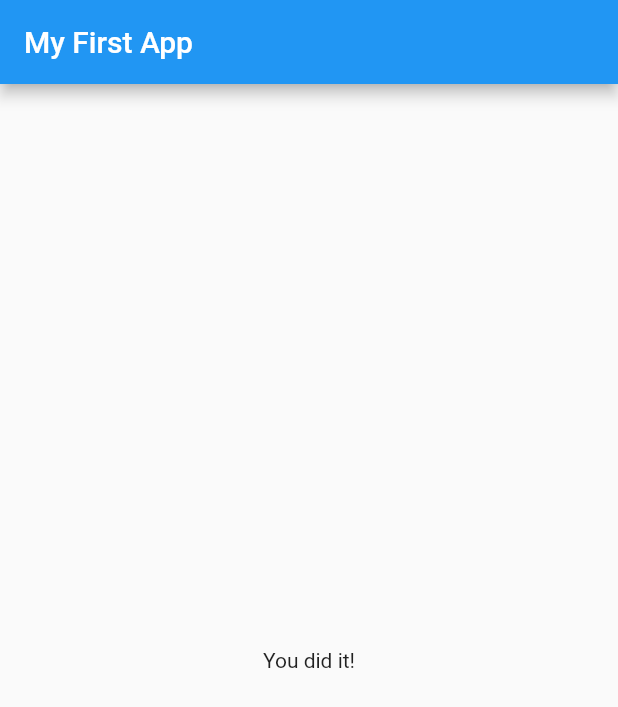
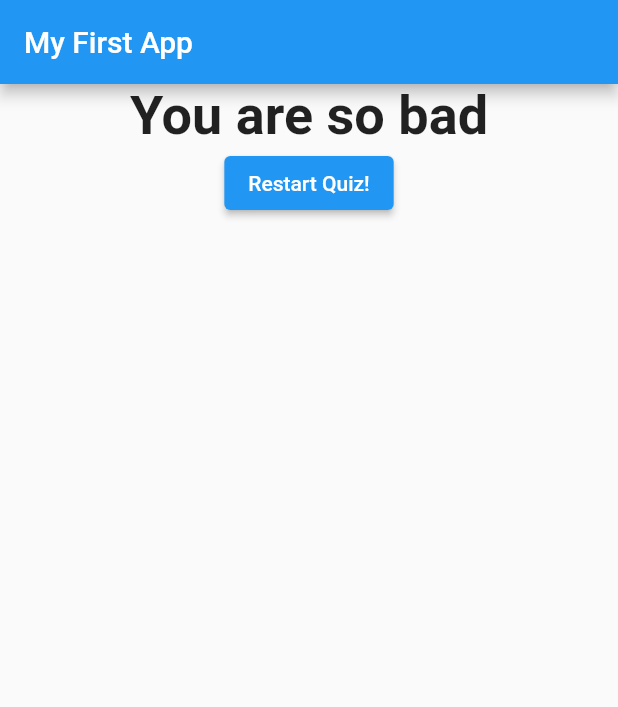
Before and after one commit to KusalNayanajith99/Simple_Quiz_App, a Flutter app: the screen it shows after launch, after a tap on "Black", after a tap on "Snake", after a tap on "Anne", on a phone screen of 412 x 824 dp. Shown: the top 707 px of the screen. Run offline on Flutter 3.47's test engine with Material 2 defaults, Android fonts, the phone set to English and light mode, and no system bars.

Commit message:
initial update

```diff
--- a/lib/answer.dart
+++ b/lib/answer.dart
@@ -3,8 +3,9 @@ import 'package:flutter/material.dart';
 class Answer extends StatelessWidget {
   final VoidCallback selectHandler;
   final String answerText;
+  final int score;
 
-  Answer(this.selectHandler, this.answerText);
+  Answer(this.selectHandler, this.answerText, this.score);
 
   @override
   Widget build(BuildContext context) {
--- a/lib/main.dart
+++ b/lib/main.dart
@@ -26,22 +26,51 @@ class _MyAppState extends State<MyApp> {
     //Map
     {
       'questionText': 'what\'s your favorite color?',
-      'answers': ['Black', 'Red', 'Green', 'White'],
+      'answers': [
+        {'text': 'Black', 'score': 10},
+        {'text': 'Red', 'score': 5},
+        {'text': 'Green', 'score': 3},
+        {'text': 'White', 'score': 1}
+      ],
     },
 
     {
       'questionText': 'what\'s your favorite animal?',
-      'answers': ['Rabit', 'Snake', 'Elephant', 'Lion'],
+      'answers': [
+        {'text': 'Rabbit', 'score': 3},
+        {'text': 'Snake', 'score': 11},
+        {'text': 'Elephant', 'score': 5},
+        {'text': 'Lion', 'score': 9}
+      ],
     },
 
     {
       'questionText': 'who\'s your favorite instructor?',
-      'answers': ['Akila', 'Yasas', 'Anne', 'Mindula', 'thisakya'],
+      'answers': [
+        {'text': 'Akila', 'score': 5},
+        {'text': 'Yasas', 'score': 9},
+        {'text': 'Anne', 'score': 6},
+        {'text': 'Mindula', 'score': 5},
+        {'text': 'Thisakya', 'score': 10}
+      ],
     },
   ];
   var _questionIndex = 0;
+  var _totalScore = 0;
 
-  void _answerQuestion() {
+  void _resetQuiz() {
+    setState(() {
+      _questionIndex = 0;
+      _totalScore = 0;
+    });
+  }
+
+  void _answerQuestion(int score) {
+    // var aBool = true;
+    // aBool = false;
+
+    _totalScore += score;
+
     setState(() {
       _questionIndex = _questionIndex + 1;
     });
@@ -65,7 +94,7 @@ class _MyAppState extends State<MyApp> {
                 questionIndex: _questionIndex,
                 questions: _questions,
               )
-            : Result(),
+            : Result(_totalScore, _resetQuiz),
       ),
     );
   }
--- a/lib/quiz.dart
+++ b/lib/quiz.dart
@@ -5,7 +5,7 @@ import './answer.dart';
 class Quiz extends StatelessWidget {
   final List<Map<String, Object>> questions;
   final int questionIndex;
-  final VoidCallback answerQuestion;
+  final Function(int) answerQuestion;
 
   Quiz({
     required this.questions,
@@ -18,9 +18,11 @@ class Quiz extends StatelessWidget {
     return Column(
       children: [
         Question(questions[questionIndex]['questionText'] as String),
-        ...(questions[questionIndex]['answers'] as List<String>).map((answer) {
+        ...(questions[questionIndex]['answers'] as List<Map<String, Object>>)
+            .map((answer) {
           //... use to create a child list(list inside the list)
-          return Answer(answerQuestion, answer);
+          return Answer(() => answerQuestion(answer['score'] as int),
+              answer['text'] as String, answer['score'] as int);
         }).toList()
       ],
     );
--- a/lib/result.dart
+++ b/lib/result.dart
@@ -1,10 +1,44 @@
 import 'package:flutter/material.dart';
 
 class Result extends StatelessWidget {
+  final int resultScore;
+  final VoidCallback resetHandler;
+
+  Result(this.resultScore, this.resetHandler);
+
+  String get resultPhrase {
+    var resultText = 'You did it!';
+    if (resultScore <= 8) {
+      resultText = 'You are awesome and innocent!';
+    } else if (resultScore <= 12) {
+      resultText = 'Pretty likeable!';
+    } else if (resultScore <= 16) {
+      resultText = 'You are ... strange?';
+    } else {
+      resultText = 'You are so bad';
+    }
+    return resultText;
+  }
+
   @override
   Widget build(BuildContext context) {
     return Center(
-      child: Text('You did it!'),
+      child: Column(
+        children: [
+          Text(
+            resultPhrase,
+            style: TextStyle(
+              fontSize: 36,
+              fontWeight: FontWeight.bold,
+            ),
+            textAlign: TextAlign.center,
+          ),
+          ElevatedButton(
+            child: Text('Restart Quiz!'),
+            onPressed: resetHandler,
+          ),
+        ],
+      ),
     );
   }
 }
```
